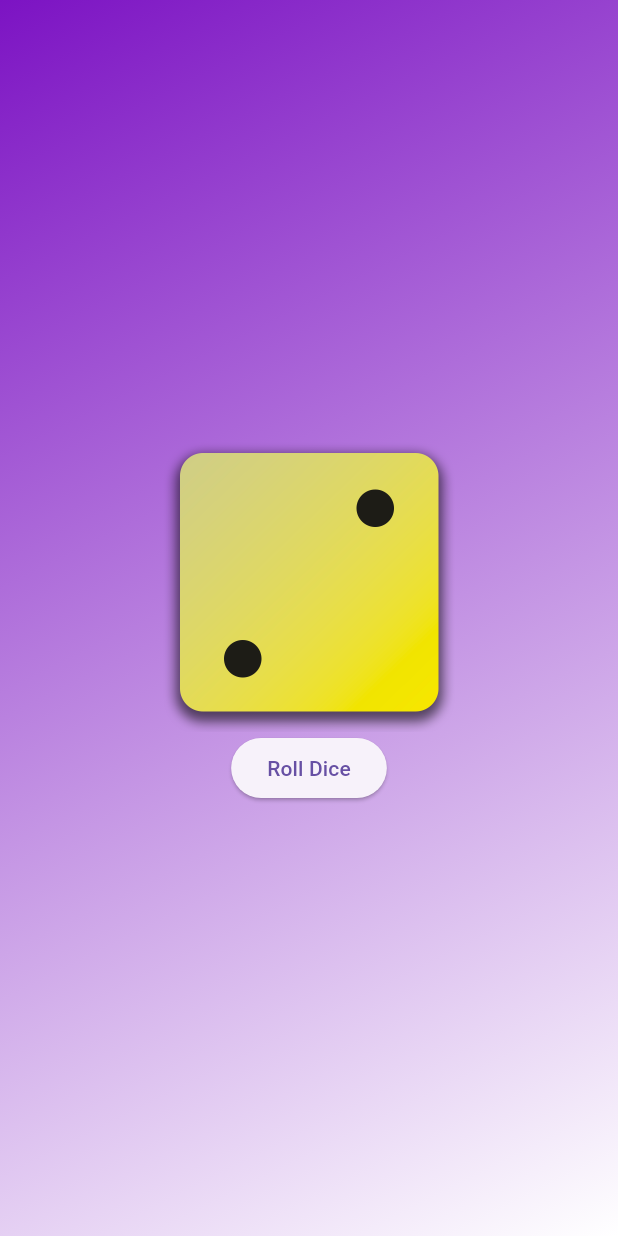
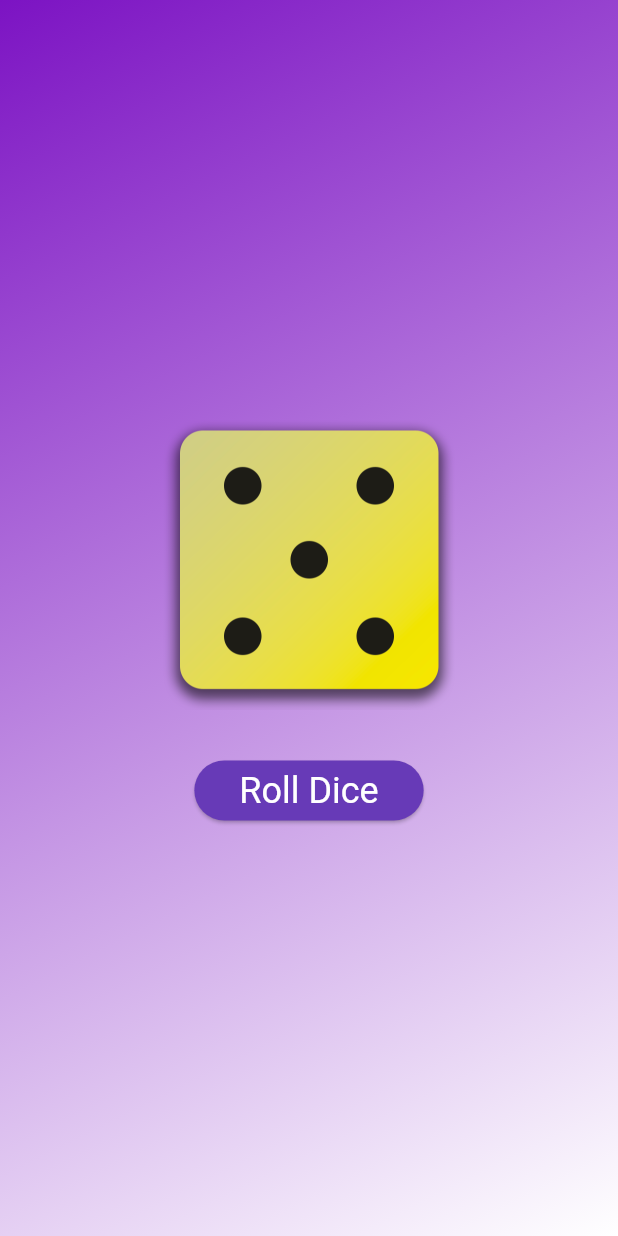
Before and after one commit to Vinidu-Minsara/Flutter-basics, a Flutter app: the screen it shows after launch, after a tap on "Roll Dice", on a phone screen of 412 x 824 dp. Run offline on Flutter 3.47's test engine with Material 3 defaults, Android fonts, the phone set to English and light mode, and no system bars.

Commit message:
complete dice roll

```diff
--- /dev/null
+++ b/lib/dice_roller.dart
@@ -0,0 +1,50 @@
+import 'package:flutter/material.dart';
+import 'dart:math';
+
+class DiceRoller extends StatefulWidget {
+  const DiceRoller({super.key});
+
+  @override
+  State<DiceRoller> createState() {
+    return _DiceRoller();
+  }
+}
+
+class _DiceRoller extends State<DiceRoller> {
+  int currentDiceRoll = 1;
+
+  void rollDice() {
+    setState(() {
+      currentDiceRoll = Random().nextInt(6) + 1;
+    });
+  }
+
+  @override
+  Widget build(BuildContext context) {
+    return Column(
+      mainAxisSize: MainAxisSize.min,
+      children: [
+        Image.asset(
+          'assets/images/dice-$currentDiceRoll.png',
+          width: 200,
+        ),
+        const SizedBox(height: 30),
+        ElevatedButton(
+          onPressed: rollDice,
+          style: TextButton.styleFrom(
+            foregroundColor: Colors.white,
+            backgroundColor: Colors.deepPurple,
+            textStyle: const TextStyle(
+              fontSize: 24,
+            ),
+            padding: const EdgeInsets.only(
+              left: 30,
+              right: 30,
+            ),
+          ),
+          child: const Text('Roll Dice'),
+        ),
+      ],
+    );
+  }
+}
--- a/lib/gradient_container.dart
+++ b/lib/gradient_container.dart
@@ -1,4 +1,5 @@
 import 'package:flutter/material.dart';
+import 'package:first_app/dice_roller.dart';
 // import 'package:first_app/styled_text.dart';
 
 const startAlignment = Alignment.topLeft;
@@ -12,9 +13,7 @@ class GradientContainer extends StatelessWidget {
   final Color color1;
   final Color color2;
 
-  void rollDice() {
-    //...
-  }
+
 
   @override
   Widget build(BuildContext context) {
@@ -29,21 +28,9 @@ class GradientContainer extends StatelessWidget {
           end: endAlignment,
         ),
       ),
-      child: Center(
+      child: const Center(
         // child: StyledText('Hello World!'),
-        child: Column(
-          mainAxisSize: MainAxisSize.min,
-          children: [
-            Image.asset(
-              'assets/images/dice-2.png',
-              width: 200,
-            ),
-            ElevatedButton(
-              onPressed: rollDice,
-              child: Text('Roll Dice'),
-            )
-          ],
-        ),
+        child: DiceRoller(),
       ),
     );
   }
```
Also changed, not shown: lib/main.dart (line endings or trailing spaces).
